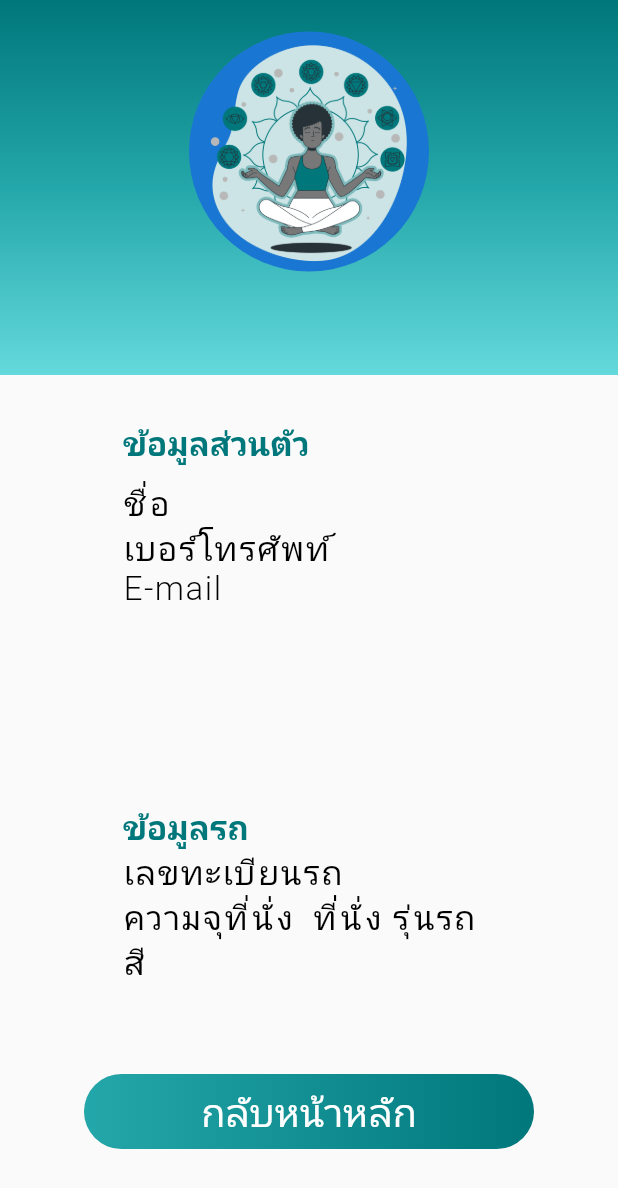
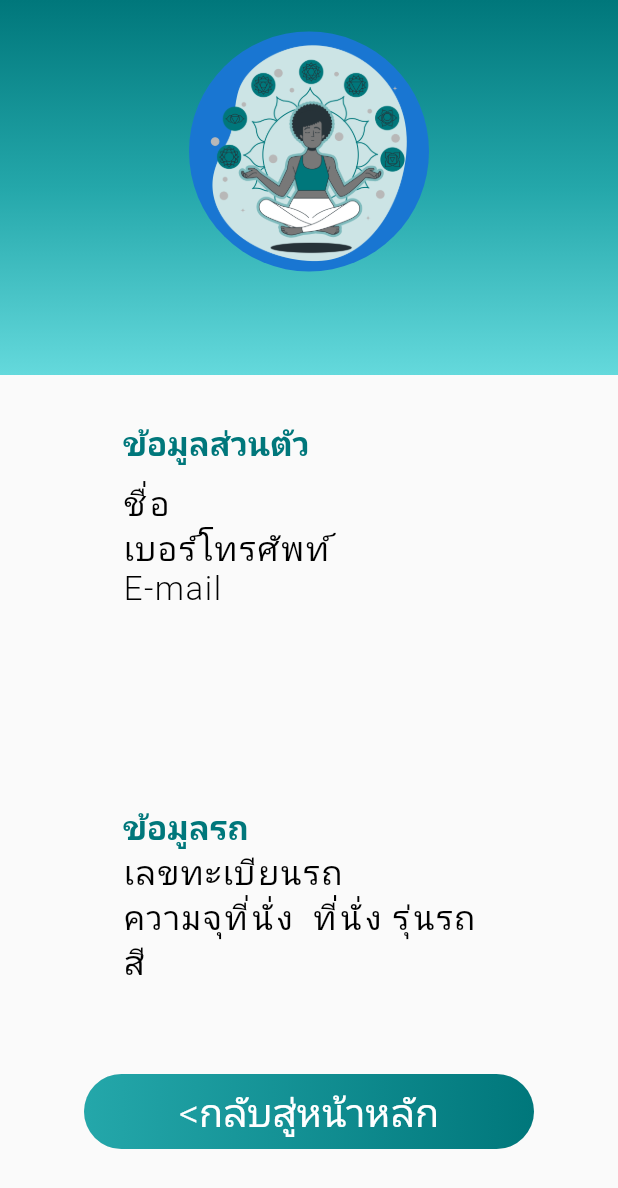
Before and after one commit to taemainon/git_garbagetruck, a Flutter app: the profileScreen screen opened by its route, on a phone screen of 412 x 824 dp. Shown: the top 1188 px of the screen. Run offline on Flutter 3.47's test engine with Material 2 defaults, Android fonts, the phone set to English and light mode, and no system bars; our stand-ins replace geolocator, get, get_it, get_storage, google_maps_flutter; missing offline and left inert: dart:ffi, flutter_polyline_points, mqtt_client; accounts and stored records are empty; network calls fail.

Commit message:
back botton fix

```diff
--- a/garbagetruck/lib/modules/screen/profile.dart
+++ b/garbagetruck/lib/modules/screen/profile.dart
@@ -125,7 +125,7 @@ class _profileScreenState extends State<profileScreen> {
                 constraints: BoxConstraints(maxWidth: 300.0, minHeight: 50.0),
                 alignment: Alignment.center,
                 child: Text(
-                  "กลับหน้าหลัก",
+                  "<กลับสู่หน้าหลัก",
                   style: TextStyle(
                       color: Colors.white,
                       fontSize: 26.0,
```
